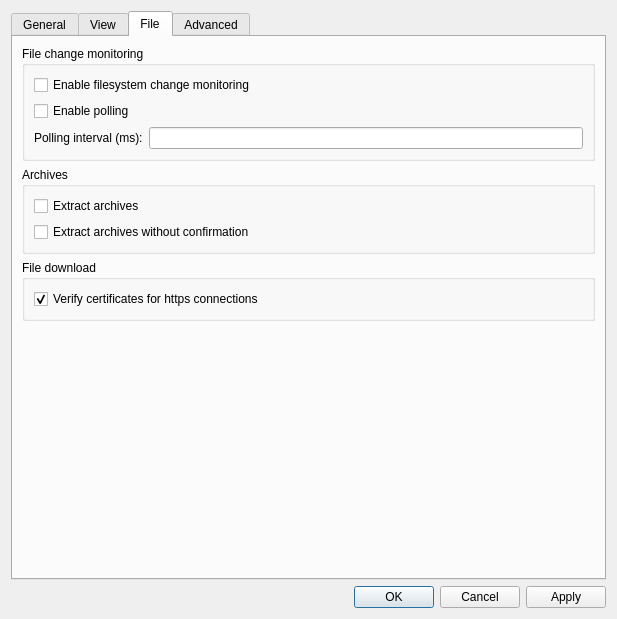
Above: src/ui/include/optionsdialog.ui from nickbnf/glogg before the change. Below: the same form after it.
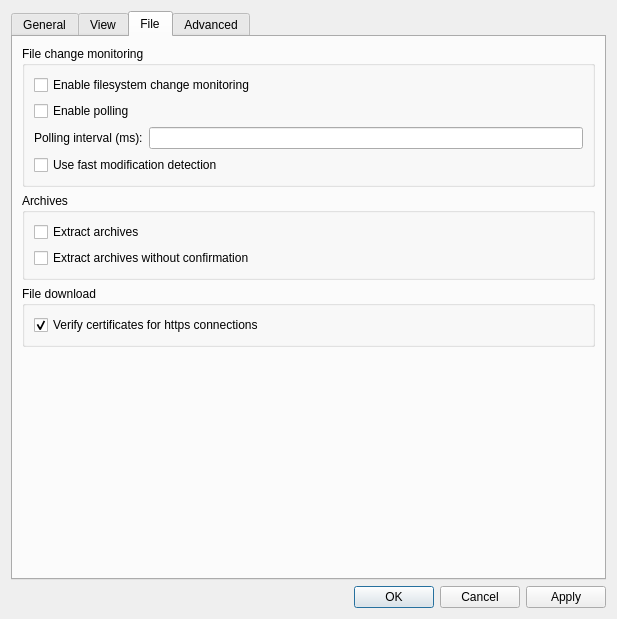
That is the form after the change. The open tabs and pages were chosen to show the change.

Commit message: Add option to use tail/head file modification check (#172)

Diff of the .ui file:
```diff
--- a/src/ui/include/optionsdialog.ui
+++ b/src/ui/include/optionsdialog.ui
@@ -380,6 +380,13 @@
             </item>
            </layout>
           </item>
+          <item>
+           <widget class="QCheckBox" name="fastModificationDetectionCheckBox">
+            <property name="text">
+             <string>Use fast modification detection</string>
+            </property>
+           </widget>
+          </item>
          </layout>
         </widget>
        </item>
```
The commit also changes 8 other files.
